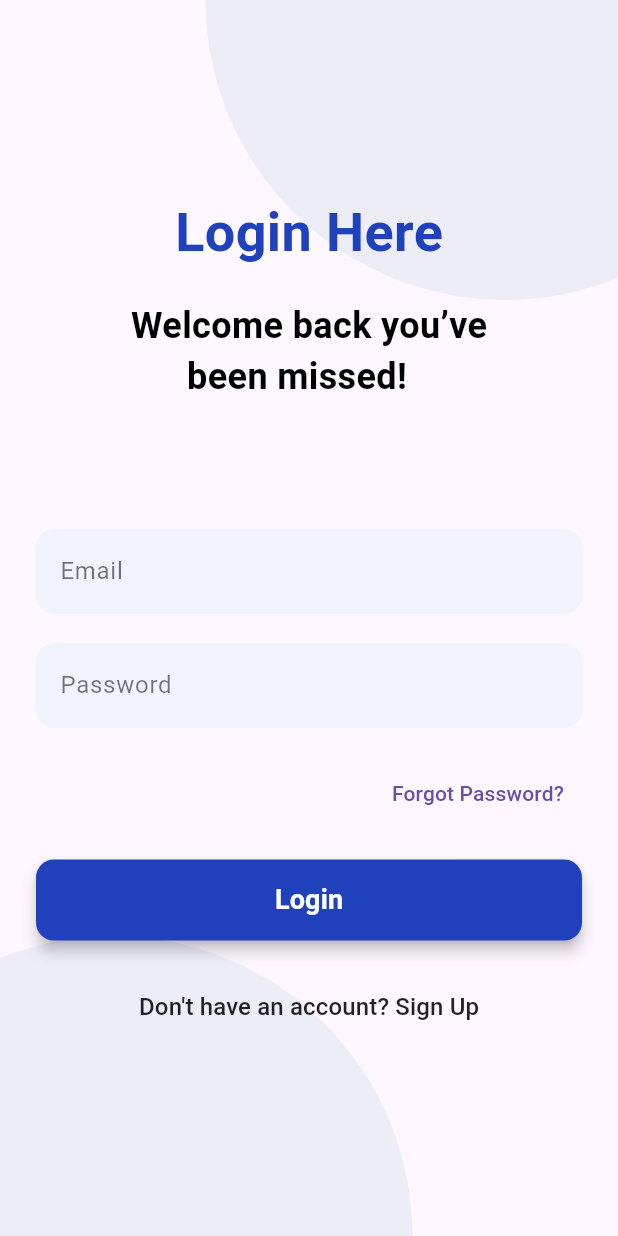
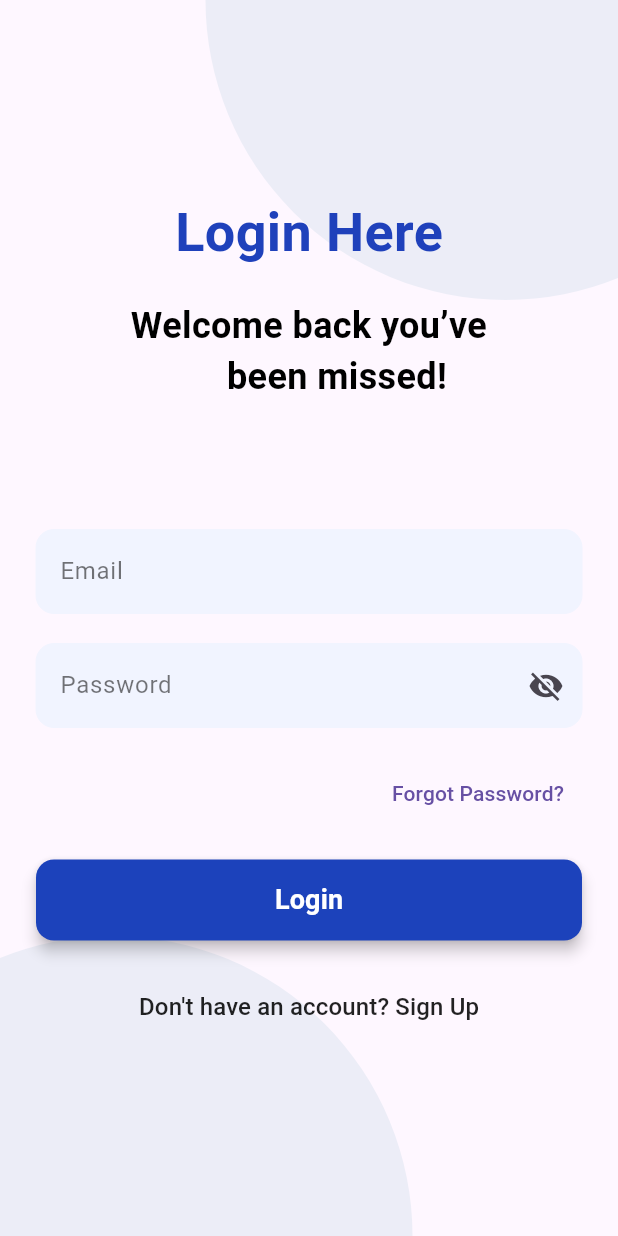
Before and after one commit to MohamedKamel3/salla, a Flutter app: the screen it shows after launch, after a tap on "Login", on a phone screen of 412 x 824 dp. Run offline on Flutter 3.47's test engine with Material 3 defaults, Android fonts, the phone set to English and light mode, and no system bars; our stand-ins replace easy_localization.

Commit message:
final commit

```diff
--- a/lib/main.dart
+++ b/lib/main.dart
@@ -1,11 +1,23 @@
+import 'package:easy_localization/easy_localization.dart';
 import 'package:flutter/material.dart';
 import 'package:store_app/pages/home_page.dart';
 import 'package:store_app/pages/sign_in_page.dart';
 import 'package:store_app/pages/sign_up_page.dart';
 import 'package:store_app/pages/welcome_page.dart';
 
-void main() {
-  runApp(const StoreApp());
+void main() async {
+  WidgetsFlutterBinding.ensureInitialized();
+  await EasyLocalization.ensureInitialized();
+
+  runApp(
+    EasyLocalization(
+      supportedLocales: [Locale('en', 'US'), Locale('ar', 'EG')],
+      path: 'assets/translation',
+      fallbackLocale: Locale('en', 'US'),
+      saveLocale: true,
+      child: StoreApp(),
+    ),
+  );
 }
 
 class StoreApp extends StatelessWidget {
@@ -14,6 +26,9 @@ class StoreApp extends StatelessWidget {
   @override
   Widget build(BuildContext context) {
     return MaterialApp(
+      localizationsDelegates: context.localizationDelegates,
+      supportedLocales: context.supportedLocales,
+      locale: context.locale,
       debugShowCheckedModeBanner: false,
       initialRoute: WelcomePage.id,
       onGenerateRoute: (settings) {
--- a/lib/pages/sign_in_page.dart
+++ b/lib/pages/sign_in_page.dart
@@ -1,14 +1,28 @@
+import 'package:easy_localization/easy_localization.dart';
 import 'package:flutter/material.dart';
 import 'package:store_app/pages/home_page.dart';
+import 'package:store_app/pages/sign_up_page.dart';
+import 'package:store_app/widgets/custom_elevated_button.dart';
 import 'package:store_app/widgets/custom_text_form_field.dart';
 import 'package:store_app/widgets/welcome_background.dart';
 
-class SignInPage extends StatelessWidget {
+class SignInPage extends StatefulWidget {
   SignInPage({super.key});
   static const String id = "signInPage";
+
+  @override
+  State<SignInPage> createState() => _SignInPageState();
+}
+
+class _SignInPageState extends State<SignInPage> {
   final GlobalKey<FormState> formKey = GlobalKey<FormState>();
+
   final TextEditingController emailController = TextEditingController();
+
   final TextEditingController passwordController = TextEditingController();
+
+  bool isPasswordVisible = false;
+
   @override
   Widget build(BuildContext context) {
     return Scaffold(
@@ -22,11 +36,11 @@ class SignInPage extends StatelessWidget {
               child: Padding(
                 padding: const EdgeInsets.symmetric(horizontal: 24.0),
                 child: Column(
+                  spacing: 20,
                   mainAxisAlignment: MainAxisAlignment.center,
-                  spacing: 20,
                   children: [
                     Text(
-                      "Login Here",
+                      "sign_in1".tr(), // Login Here
                       style: TextStyle(
                         fontSize: 36,
                         fontWeight: FontWeight.bold,
@@ -34,7 +48,8 @@ class SignInPage extends StatelessWidget {
                       ),
                     ),
                     Text(
-                      "Welcome back you’ve\n      been missed!",
+                      "sign_in2".tr(), // Welcome back...
+                      textAlign: TextAlign.center,
                       style: TextStyle(
                         fontSize: 24,
                         color: Colors.black,
@@ -43,29 +58,41 @@ class SignInPage extends StatelessWidget {
                     ),
                     SizedBox(height: 45),
                     customTextFormField(
-                      label: "Email",
+                      label: "email_hint".tr(),
                       controller: emailController,
                       keyboardType: TextInputType.emailAddress,
                       validator: (value) {
                         if (value == null || value.isEmpty) {
-                          return 'Please enter your email';
+                          return "email_null_error".tr();
                         }
                         if (!RegExp(r'^[^@]+@[^@]+\.[^@]+').hasMatch(value)) {
-                          return 'Please enter a valid email';
+                          return "email_invalid_error".tr();
                         }
                         return null;
                       },
                     ),
                     customTextFormField(
-                      label: "Password",
+                      suffixIcon: IconButton(
+                        icon: Icon(
+                          isPasswordVisible
+                              ? Icons.visibility
+                              : Icons.visibility_off,
+                        ),
+                        onPressed: () {
+                          setState(() {
+                            isPasswordVisible = !isPasswordVisible;
+                          });
+                        },
+                      ),
+                      label: "password_hint".tr(),
                       controller: passwordController,
-                      obscureText: true,
+                      obscureText: isPasswordVisible,
                       validator: (value) {
                         if (value == null || value.isEmpty) {
-                          return 'Please enter your password';
+                          return "password_null_error".tr();
                         }
                         if (value.length < 6) {
-                          return 'Password must be at least 6 characters';
+                          return "password_short_error".tr();
                         }
                         return null;
                       },
@@ -74,45 +101,29 @@ class SignInPage extends StatelessWidget {
                       alignment: Alignment.centerRight,
                       child: TextButton(
                         onPressed: () {},
-                        child: Text("Forgot Password?"),
+                        child: Text("forgot_password".tr()),
                       ),
                     ),
                     SizedBox(
                       width: double.infinity,
-                      child: ElevatedButton(
+                      child: customElevatedButton(
+                        text: "login_button".tr(),
                         onPressed: () {
                           if (formKey.currentState!.validate()) {
-                            // Handle sign-in logic
                             Navigator.pushReplacementNamed(
                               context,
                               HomePage.id,
                             );
                           }
                         },
-                        style: ElevatedButton.styleFrom(
-                          backgroundColor: Color(0xff1f41bb),
-                          padding: EdgeInsets.symmetric(vertical: 14),
-                          shape: RoundedRectangleBorder(
-                            borderRadius: BorderRadius.circular(12),
-                          ),
-                          elevation: 4,
-                        ),
-                        child: Text(
-                          "Login",
-                          style: TextStyle(
-                            fontSize: 18,
-                            color: Colors.white,
-                            fontWeight: FontWeight.bold,
-                          ),
-                        ),
                       ),
                     ),
                     TextButton(
                       onPressed: () {
-                        Navigator.pushReplacementNamed(context, "signUpPage");
+                        Navigator.pushReplacementNamed(context, SignUpPage.id);
                       },
                       child: Text(
-                        "Don't have an account? Sign Up",
+                        "sign_up_text_button".tr(),
                         style: TextStyle(fontSize: 16, color: Colors.black87),
                       ),
                     ),
--- a/lib/pages/welcome_page.dart
+++ b/lib/pages/welcome_page.dart
@@ -1,27 +1,34 @@
+import 'package:easy_localization/easy_localization.dart';
 import 'package:flutter/material.dart';
 import 'package:store_app/pages/home_page.dart';
 import 'package:store_app/pages/sign_in_page.dart';
+import 'package:store_app/widgets/custom_elevated_button.dart';
 import 'package:store_app/widgets/welcome_background.dart';
 
-class WelcomePage extends StatelessWidget {
+class WelcomePage extends StatefulWidget {
   const WelcomePage({super.key});
   static const String id = "welcomePage";
 
+  @override
+  State<WelcomePage> createState() => _WelcomePageState();
+}
+
+class _WelcomePageState extends State<WelcomePage> {
   @override
   Widget build(BuildContext context) {
     return Scaffold(
       extendBodyBehindAppBar: true,
       backgroundColor: const Color(0xffffffff),
       appBar: AppBar(
-        title: const Text(
-          'Salla',
+        title: Text(
+          'app_name', // Assuming you have a translation setup
           style: TextStyle(
             fontFamily: "Suwannaphum",
             fontSize: 32,
             fontWeight: FontWeight.bold,
             color: Color(0xFF1A237E),
           ),
-        ),
+        ).tr(),
         centerTitle: true,
         backgroundColor: Colors.transparent,
         elevation: 0,
@@ -37,48 +44,33 @@ class WelcomePage extends StatelessWidget {
                   Image.asset("assets/images/welcome_image.png", height: 350),
                   const SizedBox(height: 32),
                   const Text(
-                    'Find everything you need \nin one place',
+                    'welcome1',
                     textAlign: TextAlign.center,
                     style: TextStyle(
                       fontSize: 24,
                       fontWeight: FontWeight.bold,
                       color: Color(0xFF1A237E),
                     ),
-                  ),
+                  ).tr(),
 
                   const SizedBox(height: 12),
 
                   const Text(
-                    'Browse all the latest trends and must-have items for your lifestyle',
+                    'welcome2',
                     textAlign: TextAlign.center,
                     style: TextStyle(fontSize: 14, color: Colors.black54),
-                  ),
+                  ).tr(),
 
                   const SizedBox(height: 40),
 
                   //Login
                   SizedBox(
                     width: double.infinity,
-                    child: ElevatedButton(
+                    child: customElevatedButton(
+                      text: 'login_button'.tr(),
                       onPressed: () {
                         Navigator.pushNamed(context, SignInPage.id);
                       },
-                      style: ElevatedButton.styleFrom(
-                        backgroundColor: const Color(0xFF1A73E8),
-                        padding: const EdgeInsets.symmetric(vertical: 14),
-                        shape: RoundedRectangleBorder(
-                          borderRadius: BorderRadius.circular(12),
-                        ),
-                        elevation: 4,
-                      ),
-                      child: const Text(
-                        'Login',
-                        style: TextStyle(
-                          fontSize: 16,
-                          color: Colors.white,
-                          fontWeight: FontWeight.bold,
-                        ),
-                      ),
                     ),
                   ),
 
@@ -90,9 +82,33 @@ class WelcomePage extends StatelessWidget {
                       Navigator.pushNamed(context, HomePage.id);
                     },
                     child: const Text(
-                      'Continue as Guest',
+                      'guest_button',
                       style: TextStyle(fontSize: 16, color: Colors.black87),
-                    ),
+                    ).tr(),
+                  ),
+                  const SizedBox(height: 12),
+                  Row(
+                    mainAxisAlignment: MainAxisAlignment.spaceEvenly,
+                    children: [
+                      SizedBox(
+                        width: 120,
+                        child: customElevatedButton(
+                          text: 'English',
+                          onPressed: () {
+                            context.setLocale(const Locale('en', 'US'));
+                          },
+                        ),
+                      ),
+                      SizedBox(
+                        width: 120,
+                        child: customElevatedButton(
+                          text: 'العربية',
+                          onPressed: () {
+                            context.setLocale(const Locale('ar', 'EG'));
+                          },
+                        ),
+                      ),
+                    ],
                   ),
                 ],
               ),
--- /dev/null
+++ b/lib/widgets/custom_elevated_button.dart
@@ -0,0 +1,25 @@
+import 'package:flutter/material.dart';
+
+ElevatedButton customElevatedButton({
+  required String text,
+  required VoidCallback onPressed,
+  Color backgroundColor = const Color(0xFF1c42bb),
+}) {
+  return ElevatedButton(
+    onPressed: onPressed,
+    style: ElevatedButton.styleFrom(
+      backgroundColor: backgroundColor,
+      padding: const EdgeInsets.symmetric(vertical: 14),
+      shape: RoundedRectangleBorder(borderRadius: BorderRadius.circular(12)),
+      elevation: 4,
+    ),
+    child: Text(
+      text,
+      style: TextStyle(
+        fontSize: 18,
+        color: Colors.white,
+        fontWeight: FontWeight.bold,
+      ),
+    ),
+  );
+}
--- a/pubspec.yaml
+++ b/pubspec.yaml
@@ -34,6 +34,7 @@ dependencies:
   # The following adds the Cupertino Icons font to your application.
   # Use with the CupertinoIcons class for iOS style icons.
   cupertino_icons: ^1.0.8
+  easy_localization: ^3.0.8
 
 dev_dependencies:
   flutter_test:
@@ -59,7 +60,7 @@ flutter:
   # To add assets to your application, add an assets section, like this:
   assets:
     - assets/images/
-    - assets/fonts/
+    - assets/translation/
 
   # An image asset can refer to one or more resolution-specific "variants", see
   # https://flutter.dev/to/resolution-aware-images
```
Also changed, not shown: assets/translation/ar-EG.json (added, +38 -0 lines), assets/translation/en-US.json (added, +40 -0 lines), lib/pages/home_page.dart (+80 -31 lines), lib/pages/sign_up_page.dart (+73 -54 lines), pubspec.lock, 1 other file.
